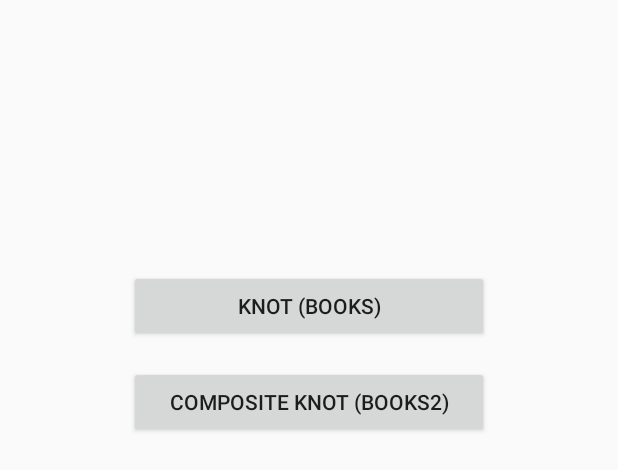
After one commit to sergejsha/knot, an Android app: the layout fragment_selector.xml on its own in the app's theme, with its tools: preview values and no code run, on a phone screen of 412 x 824 dp. The commit adds this screen. Shown: the top 470 px of the screen. Run offline under Robolectric (Android 15) with nearby library versions, the phone set to English and light mode, and no system bars.

Commit message:
Selection screen to choose between knot and composite knot examples

```diff
--- a/knot3-android-sample/src/main/kotlin/de/halfbit/knot3/sample/MainActivity.kt
+++ b/knot3-android-sample/src/main/kotlin/de/halfbit/knot3/sample/MainActivity.kt
@@ -2,7 +2,6 @@ package de.halfbit.knot3.sample
 
 import android.os.Bundle
 import androidx.appcompat.app.AppCompatActivity
-import de.halfbit.knot3.sample.books2.BooksFragment
 
 class MainActivity : AppCompatActivity() {
     override fun onCreate(savedInstanceState: Bundle?) {
@@ -10,7 +9,7 @@ class MainActivity : AppCompatActivity() {
         setContentView(R.layout.activity_main)
         if (savedInstanceState == null) {
             supportFragmentManager.beginTransaction()
-                .add(R.id.rootFrameLayout, BooksFragment())
+                .add(R.id.rootFrameLayout, SelectorFragment())
                 .commit()
         }
     }
--- a/knot3-android-sample/src/main/kotlin/de/halfbit/knot3/sample/books/BooksFragment.kt
+++ b/knot3-android-sample/src/main/kotlin/de/halfbit/knot3/sample/books/BooksFragment.kt
@@ -7,11 +7,11 @@ import android.view.ViewGroup
 import androidx.fragment.app.Fragment
 import androidx.lifecycle.ViewModel
 import androidx.lifecycle.ViewModelProvider
-import de.halfbit.knot3.sample.common.mvi.ViewBinder
 import de.halfbit.knot3.sample.R
+import de.halfbit.knot3.sample.common.ViewBinder
 import io.reactivex.rxjava3.disposables.CompositeDisposable
 
-internal class BooksFragment : Fragment() {
+class BooksFragment : Fragment() {
 
     private val disposable = CompositeDisposable()
     private lateinit var viewBinder: ViewBinder
--- a/knot3-android-sample/src/main/kotlin/de/halfbit/knot3/sample/books/BooksViewBinder.kt
+++ b/knot3-android-sample/src/main/kotlin/de/halfbit/knot3/sample/books/BooksViewBinder.kt
@@ -1,7 +1,7 @@
 package de.halfbit.knot3.sample.books
 
 import de.halfbit.knot3.sample.books.model.State
-import de.halfbit.knot3.sample.common.mvi.ViewBinder
+import de.halfbit.knot3.sample.common.ViewBinder
 import io.reactivex.rxjava3.disposables.CompositeDisposable
 import io.reactivex.rxjava3.kotlin.ofType
 import io.reactivex.rxjava3.kotlin.plusAssign
--- a/knot3-android-sample/src/main/kotlin/de/halfbit/knot3/sample/books/BooksViewModel.kt
+++ b/knot3-android-sample/src/main/kotlin/de/halfbit/knot3/sample/books/BooksViewModel.kt
@@ -2,13 +2,13 @@ package de.halfbit.knot3.sample.books
 
 import androidx.lifecycle.ViewModel
 import de.halfbit.knot3.knot
+import de.halfbit.knot3.sample.books.actions.DefaultLoadBooksAction
+import de.halfbit.knot3.sample.books.actions.LoadBooksAction
 import de.halfbit.knot3.sample.books.model.Action
 import de.halfbit.knot3.sample.books.model.Change
 import de.halfbit.knot3.sample.books.model.Event
 import de.halfbit.knot3.sample.books.model.State
 import de.halfbit.knot3.sample.books.model.types.Book
-import de.halfbit.knot3.sample.common.actions.DefaultLoadBooksAction
-import de.halfbit.knot3.sample.common.actions.LoadBooksAction
 import io.reactivex.rxjava3.android.schedulers.AndroidSchedulers
 import io.reactivex.rxjava3.core.Observable
 import io.reactivex.rxjava3.core.Scheduler
--- a/knot3-android-sample/src/main/kotlin/de/halfbit/knot3/sample/common/actions/LoadBooksAction.kt
+++ b/knot3-android-sample/src/main/kotlin/de/halfbit/knot3/sample/books/actions/LoadBooksAction.kt
@@ -1,4 +1,4 @@
-package de.halfbit.knot3.sample.common.actions
+package de.halfbit.knot3.sample.books.actions
 
 import io.reactivex.rxjava3.core.Scheduler
 import io.reactivex.rxjava3.core.Single
--- a/knot3-android-sample/src/main/kotlin/de/halfbit/knot3/sample/books2/BooksFragment.kt
+++ b/knot3-android-sample/src/main/kotlin/de/halfbit/knot3/sample/books2/BooksFragment.kt
@@ -8,7 +8,7 @@ import androidx.fragment.app.Fragment
 import androidx.lifecycle.ViewModel
 import androidx.lifecycle.ViewModelProvider
 import de.halfbit.knot3.sample.R
-import de.halfbit.knot3.sample.common.mvi.ViewBinder
+import de.halfbit.knot3.sample.common.ViewBinder
 import io.reactivex.rxjava3.disposables.CompositeDisposable
 
 class BooksFragment : Fragment() {
--- a/knot3-android-sample/src/main/kotlin/de/halfbit/knot3/sample/books2/BooksViewBinder.kt
+++ b/knot3-android-sample/src/main/kotlin/de/halfbit/knot3/sample/books2/BooksViewBinder.kt
@@ -1,7 +1,7 @@
 package de.halfbit.knot3.sample.books2
 
 import de.halfbit.knot3.sample.books2.model.State
-import de.halfbit.knot3.sample.common.mvi.ViewBinder
+import de.halfbit.knot3.sample.common.ViewBinder
 import io.reactivex.rxjava3.disposables.CompositeDisposable
 import io.reactivex.rxjava3.kotlin.ofType
 import io.reactivex.rxjava3.kotlin.plusAssign
--- a/knot3-android-sample/src/main/kotlin/de/halfbit/knot3/sample/books2/delegates/ClearBooksDelegate.kt
+++ b/knot3-android-sample/src/main/kotlin/de/halfbit/knot3/sample/books2/delegates/ClearBooksDelegate.kt
@@ -26,9 +26,6 @@ class ClearBooksDelegate : Delegate {
         }
     }
 
-    // Sealed class is used for adding some structure the changes.
-    // It can also be omitted.
-
     private sealed class Change {
         object Clear : Change()
     }
--- a/knot3-android-sample/src/main/kotlin/de/halfbit/knot3/sample/books2/delegates/LoadBooksDelegate.kt
+++ b/knot3-android-sample/src/main/kotlin/de/halfbit/knot3/sample/books2/delegates/LoadBooksDelegate.kt
@@ -2,12 +2,12 @@ package de.halfbit.knot3.sample.books2.delegates
 
 import de.halfbit.knot3.CompositeKnot
 import de.halfbit.knot3.sample.books2.Delegate
+import de.halfbit.knot3.sample.books2.actions.DefaultLoadBooksAction
+import de.halfbit.knot3.sample.books2.actions.LoadBooksAction
 import de.halfbit.knot3.sample.books2.model.Action
 import de.halfbit.knot3.sample.books2.model.Event
 import de.halfbit.knot3.sample.books2.model.State
 import de.halfbit.knot3.sample.books2.model.types.Book
-import de.halfbit.knot3.sample.common.actions.DefaultLoadBooksAction
-import de.halfbit.knot3.sample.common.actions.LoadBooksAction
 
 class LoadBooksDelegate(
     private val loadBooksAction: LoadBooksAction = DefaultLoadBooksAction()
@@ -54,7 +54,6 @@ class LoadBooksDelegate(
         }
     }
 
-    // Changes are implementation details, which are always private to delegates
     private sealed class Change {
         object Load : Change() {
             data class Success(val books: List<Book>) : Change()
--- a/knot3-android-sample/src/main/kotlin/de/halfbit/knot3/sample/common/mvi/ViewBinder.kt
+++ b/knot3-android-sample/src/main/kotlin/de/halfbit/knot3/sample/common/ViewBinder.kt
@@ -1,4 +1,4 @@
-package de.halfbit.knot3.sample.common.mvi
+package de.halfbit.knot3.sample.common
 
 import io.reactivex.rxjava3.disposables.CompositeDisposable
 
--- /dev/null
+++ b/knot3-android-sample/src/main/res/layout/fragment_selector.xml
@@ -0,0 +1,31 @@
+<?xml version="1.0" encoding="utf-8"?>
+<androidx.constraintlayout.widget.ConstraintLayout
+    xmlns:android="http://schemas.android.com/apk/res/android"
+    xmlns:app="http://schemas.android.com/apk/res-auto"
+    android:layout_width="match_parent"
+    android:layout_height="match_parent">
+
+    <Button
+        android:id="@+id/books"
+        android:layout_width="wrap_content"
+        android:layout_height="wrap_content"
+        android:layout_marginTop="180dp"
+        android:minWidth="240dp"
+        android:text="Knot (books)"
+        app:layout_constraintEnd_toEndOf="parent"
+        app:layout_constraintStart_toStartOf="parent"
+        app:layout_constraintTop_toTopOf="parent" />
+
+    <Button
+        android:id="@+id/books2"
+        android:layout_width="wrap_content"
+        android:layout_height="wrap_content"
+        android:layout_marginTop="16dp"
+        android:minWidth="240dp"
+        android:text="Composite knot (books2)"
+        app:layout_constraintEnd_toEndOf="parent"
+        app:layout_constraintHorizontal_bias="0.5"
+        app:layout_constraintStart_toStartOf="parent"
+        app:layout_constraintTop_toBottomOf="@+id/books" />
+
+</androidx.constraintlayout.widget.ConstraintLayout>
```
Also changed, not shown: knot3-android-sample/src/main/kotlin/de/halfbit/knot3/sample/SelectorFragment.kt (added, +37 -0 lines), knot3-android-sample/src/main/kotlin/de/halfbit/knot3/sample/books2/actions/LoadBooksAction.kt (added, +46 -0 lines), knot3-android-sample/src/main/kotlin/de/halfbit/knot3/sample/books2/model/Action.kt (+5 -3 lines).
